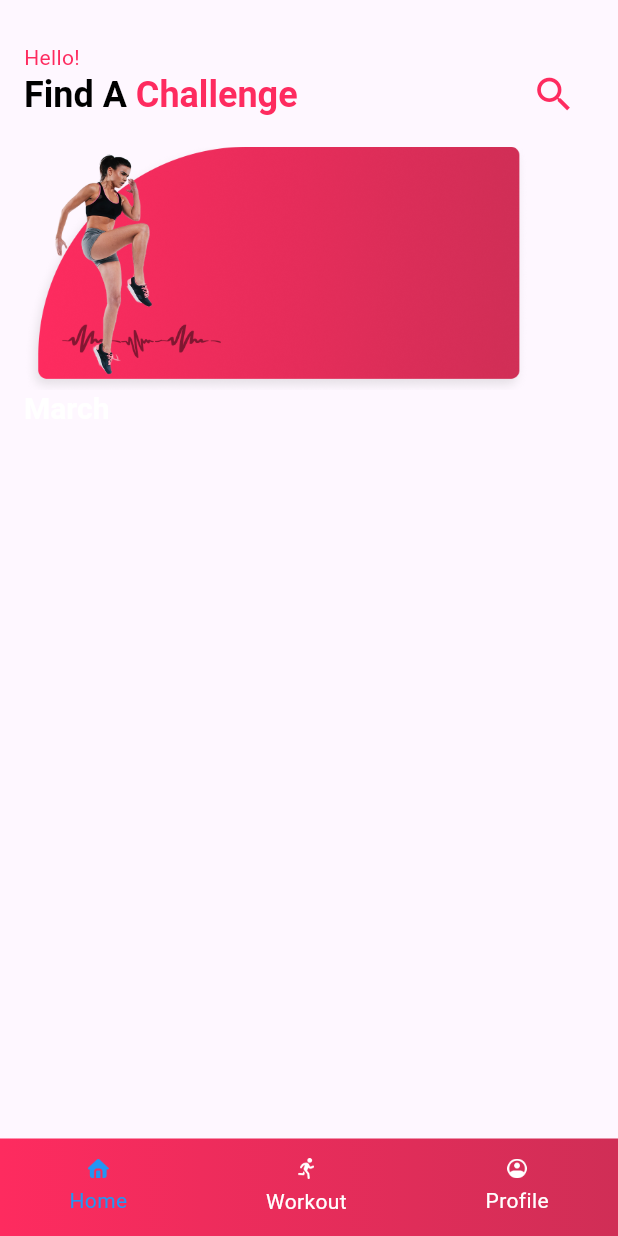
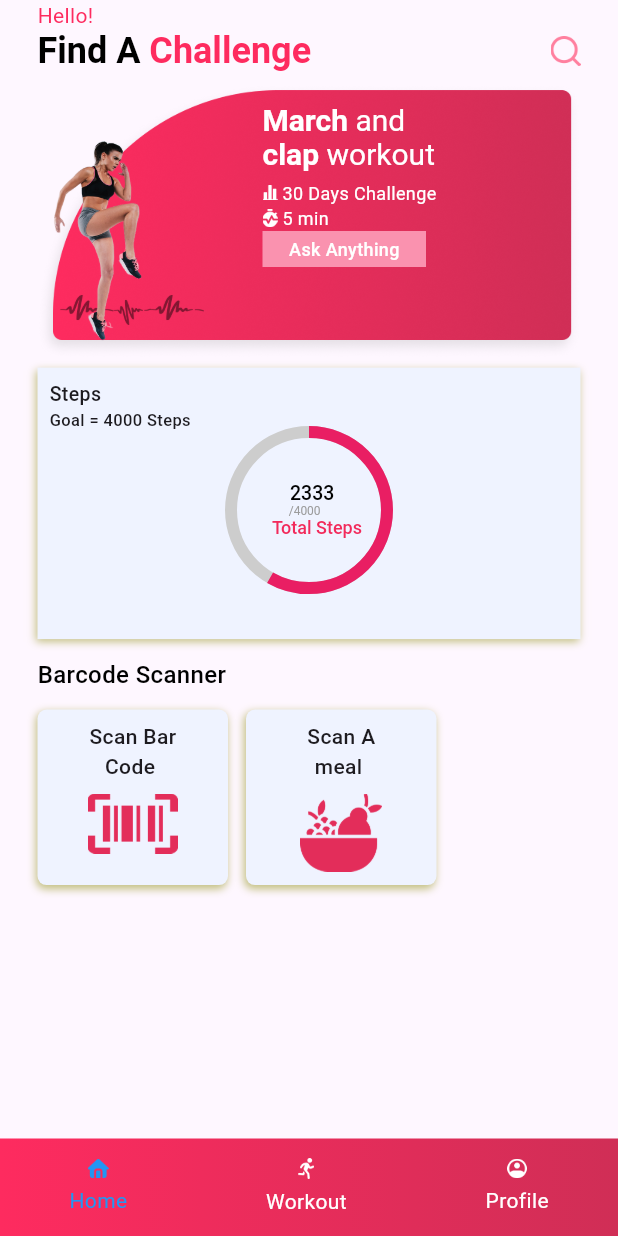
Before and after one commit to Abdurrehman098/flutter-basic, a Flutter app: the RootScreen screen opened directly, on a phone screen of 412 x 824 dp. Run offline on Flutter 3.47's test engine with Material 3 defaults, Android fonts, the phone set to English and light mode, and no system bars.

Commit message:
homeScreen

```diff
--- a/lib/core/constant/text_style.dart
+++ b/lib/core/constant/text_style.dart
@@ -0,0 +1,18 @@
+import 'package:flutter/material.dart';
+
+TextStyle style12  = TextStyle(
+    fontSize: 12,
+    fontWeight: FontWeight.w400
+);
+TextStyle style14 =  TextStyle(
+  fontSize: 14,
+  fontWeight: FontWeight.w400,
+);
+TextStyle style20 =  TextStyle(
+  fontSize: 20,
+  fontWeight: FontWeight.w600,
+);
+TextStyle style24 =  TextStyle(
+  fontSize: 24,
+  fontWeight: FontWeight.w600,
+);
--- a/lib/ui/screens/auth/signup/signup_screen.dart
+++ b/lib/ui/screens/auth/signup/signup_screen.dart
@@ -29,7 +29,7 @@ class SignupScreen extends StatelessWidget {
             child: Center(
               child: Container(
                 margin: EdgeInsets.only(top: 100, left: 10, right: 10),
-                height: 443,
+                height: 430,
                 width: 353,
 
                 decoration: BoxDecoration(
@@ -54,7 +54,7 @@ class SignupScreen extends StatelessWidget {
                           gradient: primary,
                         ),
                         child: Image.asset(
-                          "assets/Icons_assets/logo.png",
+                          "$iconsAssets/logo.png",
                           scale: 4,
                         ),
                       ),
@@ -79,31 +79,16 @@ class SignupScreen extends StatelessWidget {
                           ],
                         ),
                       ),
-                      SizedBox(height: 20),
+                      SizedBox(height: 15),
                       Expanded(
                         child: TabBarView(
                           children: [
                             Form(
                               key: model.Globalloginkey,
+                              child: SingleChildScrollView(
                                 child: Column(
                                   children: [
-                                  Padding(
-                                    padding: const EdgeInsets.all(8.0),
-                                    child: Container(
-                                      width: 297,
-                                      height: 50,
-
-                                      decoration: BoxDecoration(
-                                        // boxShadow: [
-                                        //   BoxShadow(
-                                        //     color: Color(0xff98989840),
-                                        //     blurRadius: 8,
-                                        //     spreadRadius: 0,
-                                        //     offset: Offset(-2, 4),
-                                        //   ),
-                                        // ],
-                                      ),
-                                      child: TextFormField(
+                                    TextFormField(
                                       validator: model.usernamevalidator,
 
                                       // validator: (value) {
@@ -116,26 +101,10 @@ class SignupScreen extends StatelessWidget {
 
                                       decoration: authInputDecoration,
                                     ),
-                                    ),
-                                  ),
+                                    SizedBox(height: 10,),
 
-                                  Padding(
-                                    padding: const EdgeInsets.all(8),
-                                    child: Container(
-                                      width: 297,
-                                      height: 50,
+                                    TextFormField(
 
-                                      decoration: BoxDecoration(
-                                        // boxShadow: [
-                                        //   BoxShadow(
-                                        //     color: Color(0xff98989840),
-                                        //     blurRadius: 8,
-                                        //     spreadRadius: 0,
-                                        //     offset: Offset(-2, 4),
-                                        //   ),
-                                        // ],
-                                      ),
-                                      child: TextFormField(
 
                                       validator: model.passwordvalidator,
 
@@ -150,8 +119,6 @@ class SignupScreen extends StatelessWidget {
                                       // },
                                       decoration: authInputDecoration.copyWith(
                                         hintText: "Password",
-                                        ),
-                                      ),
                                       ),
                                     ),
                                     Container(
@@ -224,8 +191,10 @@ class SignupScreen extends StatelessWidget {
                                   ],
                                 ),
                               ),
+                            ),
                             Form(
                               key: model.Globalsignupkey,
+                              child: SingleChildScrollView(
                                 child: Column(
                                   children: [
                                     Padding(
@@ -337,11 +306,18 @@ class SignupScreen extends StatelessWidget {
                                     SizedBox(height: 8),
 
                                     InkWell(
-                                    onTap:(){
+                                      onTap:()async{
 
-                                      if(model.Signup()){
+                                        if(model.Signup())
+
+                                        {
+                                          model.setState(ViewState.busy);
+                                          await Future.delayed(Duration(seconds: 5));
                                           Navigator.pushReplacement(context, MaterialPageRoute(builder: (context) => SignupScreen(),));
+                                        model.setState(ViewState.idle);
                                         }
+
+
                                       },
                                       child: Container(
                                         alignment: Alignment.center,
@@ -349,7 +325,8 @@ class SignupScreen extends StatelessWidget {
                                         height: 42,
                                         decoration: BoxDecoration(gradient: primary),
 
-                                        child: Text(
+                                          child:model.state==ViewState.busy ? CircularProgressIndicator():
+                                          Text(
                                             "Signup",
                                             style: TextStyle(
                                               color: whiteColor,
@@ -380,6 +357,7 @@ class SignupScreen extends StatelessWidget {
                                       ),
                                     ),
                                   ],
+                                ),
                               ),
                             ),
                           ],
--- a/lib/ui/screens/home/home_screen.dart
+++ b/lib/ui/screens/home/home_screen.dart
@@ -1,5 +1,6 @@
 import 'package:fitness_app/core/constant/colors.dart';
 import 'package:fitness_app/core/constant/strings.dart';
+import 'package:fitness_app/core/constant/text_style.dart';
 import 'package:flutter/material.dart';
 
 class HomeScreen extends StatelessWidget {
@@ -7,80 +8,208 @@ class HomeScreen extends StatelessWidget {
 
   @override
   Widget build(BuildContext context) {
-    return Scaffold(
+    return SafeArea(
+      child: Scaffold(
       body: Container(
-        margin: EdgeInsets.only(top: 28, left: 16),
+      margin: EdgeInsets.only(left: 25,right: 25),
       child: Column(
       crossAxisAlignment: CrossAxisAlignment.start,
       children: [
-            Text("Hello!" , style: TextStyle(fontWeight: FontWeight.w400, fontSize: 14 , color: pinkColor),),
+      Text("Hello!",style: TextStyle(color: pinkColor,fontWeight: FontWeight.w400,fontSize: 14),),
+      Row(
+      mainAxisAlignment: MainAxisAlignment.spaceBetween,
+      children: [
+      RichText(text: TextSpan(
+      children: [
+      TextSpan(text: "Find A "),
+      TextSpan(text: "Challenge",style: TextStyle(color: pinkColor))
+      ],
+      style: TextStyle(fontWeight: FontWeight.w600,fontSize: 24,color: Colors.black))),
+      Image.asset("$iconsAssets/search.png",scale: 4,)
+
+      ],
+      ),
+      SizedBox(height: 8,),
+      Stack(
+      children: [
+      Image.asset("$staticAssets/homeBg.png",),
+      Positioned(
+      left: 8,
+      bottom: 12,
+      child: Image.asset("$staticAssets/homeBgImg.png",scale: 5,)),
+      Positioned(
+      top: 12,
+      left: 150,
+      child: Column(
+      mainAxisAlignment: MainAxisAlignment.start,
+      crossAxisAlignment: CrossAxisAlignment.start,
+      children: [
+      RichText(
+      text:TextSpan(
+      children: [
+      TextSpan(text: "March"),
+      TextSpan(text: " and \n",style: TextStyle(fontWeight: FontWeight.normal)),
+      TextSpan(text: "clap"),
+      TextSpan(text: " workout",style: TextStyle(fontWeight: FontWeight.normal)),
+      ],
+      style: TextStyle(fontSize: 20,fontWeight: FontWeight.w600,color: Colors.white,))),
+      SizedBox(height: 6,),
       Row(
       children: [
-                RichText(text: TextSpan(
-
-                    style: TextStyle(fontSize: 24, fontWeight: FontWeight.w600 , color: Colors.black),
-                    children: [
-                      TextSpan(
-                          text: "Find A "
-                      ),
-                      TextSpan(
-                          text: "Challenge ", style: TextStyle(color: pinkColor)
-                      )
-                    ]
-                )
-
-                ),
-                SizedBox(width: 150,),
-                Icon(Icons.search, color: pinkColor , size: 30,)
+      Image.asset("$iconsAssets/graph.png",scale: 4,),
+      Text(" 30 Days Challenge",style: TextStyle(color: Colors.white,fontSize: 12,fontWeight: FontWeight.w400),)
       ],
       ),
-
-            SizedBox(height: 20,),
-
-            Stack(
+      Row(
       children: [
+      Image.asset("$iconsAssets/timer.png",scale: 4,),
+      Text(" 5 min",style: TextStyle(color: Colors.white,fontSize: 12,fontWeight: FontWeight.w400),)
+      ],
+      ),
       Container(
-                  width: 336,
-                  height: 162,
-                  decoration: BoxDecoration(
-                    image: DecorationImage(image: AssetImage("$staticAssets/homeBg.png" ,),fit: BoxFit.cover)
-                  ),
-                ),
-                Positioned(
-                  top: 0,
-                  bottom: 10,
-                  left: 10,
-                  child: Row(
-                    children: [
-                      Image.asset("$staticAssets/homeBgImg.png", width:129, height: 172,)
+      height:24,
+      width: 109,
+      color: Color(0xffFA92AF),
+      child: Center(child: Text("Ask Anything",style: TextStyle(color:Colors.white,fontWeight: FontWeight.w500,fontSize: 12),)),
+      )
       ],
       ),
       )
       ],
       ),
-            Column(
-              children: [
-                RichText(text: TextSpan(style: TextStyle(
-                  fontWeight: FontWeight.w600,fontSize: 20,color: whiteColor,
+      SizedBox(height: 6,),
+      Stack(children: [
+      Container(
+      height: 181,
+
+      decoration:BoxDecoration(
+      color: Color(0xffEFF3FF),
+      boxShadow: [
+      BoxShadow(
+      color: Color(0xff98989826),
+      blurRadius: 4,
+      offset: Offset(-1, 2)
+      )
+      ]
+      )
+
 
       ),
+
+      Padding(
+      padding: const EdgeInsets.all(8.0),
+      child: Column(
+      mainAxisAlignment: MainAxisAlignment.start,
+      crossAxisAlignment: CrossAxisAlignment.start,
       children: [
+      Text("Steps",style: TextStyle(fontSize: 13,fontWeight: FontWeight.w500),),
+      Text("Goal = 4000 Steps",style: TextStyle(fontSize: 11,fontWeight: FontWeight.w500),),
+      Center(
+      child: Stack(
+      alignment: Alignment.center,
+      children: [ Container(
+
+      height: 104,
+      width: 104,
+      child: CircularProgressIndicator(
+      value: 2333/4000,
+      strokeWidth: 8,
+      color: Colors.pink,
+      backgroundColor: Color(0xffCDCDCD),
+      ),
+
+      ),
+      Center(
+      child: RichText(text: TextSpan(children: [
       TextSpan(
-                      text: "March"
+      text: "       2333 \n",style: TextStyle(fontSize: 13,fontWeight: FontWeight.w500,color: Colors.black)
+      ),
+      TextSpan(
+      text: "           /4000 \n ",style: TextStyle(fontSize: 8,fontWeight: FontWeight.w400,color: Color(0xff9B9B9B))
+      ),
+      TextSpan(
+      text: "   Total Steps",style: TextStyle(fontSize: 12,fontWeight: FontWeight.w500,color: Color(0xffF22A5B))
+      )
+
+      ])),
+      )
+      ]
+
+      ),
+      )
+      ],
+      ),
+
+      ),
+      ]
+      ),
+      SizedBox(height: 12,),
+      Text("Barcode Scanner",style: TextStyle(fontWeight: FontWeight.w500,fontSize: 16, color: Color(0xff000000))),
+      SizedBox(height: 12,),
+      Row(
+      children: [
+      Container(
+      height: 117,
+      width: 127,
+      decoration:BoxDecoration(
+      borderRadius: BorderRadius.circular(6),
+      color: Color(0xffEFF3FF),
+      boxShadow: [
+      BoxShadow(
+      color: Color(0xff98989826),
+      blurRadius: 4,
+      offset: Offset(-1, 2),
+
+
       )
       ]
       ),
+      child: Column(
+      children: [
+      SizedBox(height: 8,),
+      Text("Scan Bar",style: TextStyle(fontSize: 14,fontWeight: FontWeight.w500),),
+      Text("Code ",style: TextStyle(fontSize: 14,fontWeight: FontWeight.w500),),
+      SizedBox(height: 8,),
+      Image.asset("$iconsAssets/scanBar.png",scale: 3,)
+      ],
+      ),
+      ),
+      SizedBox(width: 12,),
+      Container(
+      height: 117,
+      width: 127,
+      decoration:BoxDecoration(
+      borderRadius: BorderRadius.circular(6),
+      color: Color(0xffEFF3FF),
+      boxShadow: [
+      BoxShadow(
+      color: Color(0xff98989826),
+      blurRadius: 4,
+      offset: Offset(-1, 2),
+
 
       )
+      ]
+      ),
+      child: Column(
+      children: [
+      SizedBox(height: 8,),
+      Text("Scan A",style: TextStyle(fontSize: 14,fontWeight: FontWeight.w500),),
+      Text("meal ",style: TextStyle(fontSize: 14,fontWeight: FontWeight.w500),),
+      SizedBox(height: 8,),
+      Image.asset("assets/icons_assets/meal.png",scale: 3,)
+      ],
+      ),
+      )
+
       ],
       )
-
-
       ],
       ),
 
 
-      ) ,
+      ),
+      ),
       );
       }
       }
--- a/lib/ui/screens/root/root_screen.dart
+++ b/lib/ui/screens/root/root_screen.dart
@@ -14,13 +14,11 @@ class RootScreen extends StatelessWidget {
   Widget build(BuildContext context) {
     return ChangeNotifierProvider(
       create: (context) => RootViewModel(),
-      child: Consumer<RootViewModel>(builder: (context, model, child) =>
-          Scaffold(
+      child: Consumer<RootViewModel>(
+        builder: (context, model, child) => Scaffold(
           body: screens[model.selectedIndex],
           bottomNavigationBar: Container(
-              decoration: BoxDecoration(
-                gradient: primary,
-              ),
+            decoration: BoxDecoration(gradient: primary),
             height: 65,
             child: Row(
               mainAxisAlignment: MainAxisAlignment.spaceAround,
@@ -31,41 +29,51 @@ class RootScreen extends StatelessWidget {
                     model.onClick(0);
                   },
                   child: Column(
-                      mainAxisAlignment: MainAxisAlignment.center
-                      ,
+                    mainAxisAlignment: MainAxisAlignment.center,
                     children: [
-
                       Image.asset(
-                          "assets/Icons_assets/homeLogo.png", scale: 4,
-                          color: model.selectedIndex == 0 ? Colors.blue : Colors
-                              .white,),
-                        SizedBox(height: 5,),
-                        Text("Home", style: TextStyle(color: model
-                            .selectedIndex == 0 ? Colors.blue: Colors.white),),
+                        "assets/icons_assets/homeLogo.png",
+                        scale: 4,
+                        color: model.selectedIndex == 0
+                            ? Colors.blue
+                            : Colors.white,
+                      ),
+                      SizedBox(height: 5),
+                      Text(
+                        "Home",
+                        style: TextStyle(
+                          color: model.selectedIndex == 0
+                              ? Colors.blue
+                              : Colors.white,
+                        ),
+                      ),
                     ],
-
-
                   ),
                 ),
                 InkWell(
                   onTap: () {
                     model.onClick(1);
-                    }
-                    ,
+                  },
                   child: Column(
-                      mainAxisAlignment: MainAxisAlignment.center
-                      ,
+                    mainAxisAlignment: MainAxisAlignment.center,
                     children: [
                       Image.asset(
-                          "assets/Icons_assets/workoutLogo.png", scale: 4,
-                          color: model.selectedIndex == 1 ? Colors.blue : Colors
-                              .white,),
-                        SizedBox(height: 5,),
-                        Text("Workout", style: TextStyle(color: model
-                            .selectedIndex == 1 ? Colors.blue : Colors.white),)
+                        "assets/icons_assets/workoutLogo.png",
+                        scale: 4,
+                        color: model.selectedIndex == 1
+                            ? Colors.blue
+                            : Colors.white,
+                      ),
+                      SizedBox(height: 5),
+                      Text(
+                        "Workout",
+                        style: TextStyle(
+                          color: model.selectedIndex == 1
+                              ? Colors.blue
+                              : Colors.white,
+                        ),
+                      ),
                     ],
-
-
                   ),
                 ),
                 InkWell(
@@ -73,26 +81,29 @@ class RootScreen extends StatelessWidget {
                     model.onClick(2);
                   },
                   child: Column(
-                      mainAxisAlignment: MainAxisAlignment.center
-                      ,
+                    mainAxisAlignment: MainAxisAlignment.center,
                     children: [
                       Image.asset(
-                          "assets/Icons_assets/profileLogo.png", scale: 4,
-                          color: model.selectedIndex == 2 ? Colors.blue : Colors
-                              .white,),
-                        SizedBox(height: 5,),
-                        Text("Profile", style: TextStyle(color: model
-                            .selectedIndex == 2 ? Colors.blue : Colors.white),)
-                      ],
-
-
+                        "assets/icons_assets/profileLogo.png",
+                        scale: 4,
+                        color: model.selectedIndex == 2
+                            ? Colors.blue
+                            : Colors.white,
                       ),
-                  )
-
+                      SizedBox(height: 5),
+                      Text(
+                        "Profile",
+                        style: TextStyle(
+                          color: model.selectedIndex == 2
+                              ? Colors.blue
+                              : Colors.white,
+                        ),
+                      ),
                     ],
                   ),
-
-
+                ),
+              ],
+            ),
           ),
         ),
       ),
--- a/lib/ui/screens/splash_screen.dart
+++ b/lib/ui/screens/splash_screen.dart
@@ -26,7 +26,7 @@ class _splashscreenState extends State<splashscreen> {
   @override
   Widget build(BuildContext context) {
     return Scaffold(
-      body: Image.asset("$staticAssets/splashScreen.png"),
+      body: Image.asset("$staticAssets/splashScreen.png" , width: double.infinity,height: double.infinity,)
 
     ) ;
   }
--- a/pubspec.yaml
+++ b/pubspec.yaml
@@ -61,7 +61,7 @@ flutter:
   # To add assets to your application, add an assets section, like this:
   assets:
     - assets/dynamic_assets/
-    - assets/Icons_assets/
+    - assets/icons_assets/
     - assets/static_assets/
 
   # An image asset can refer to one or more resolution-specific "variants", see
```
Also changed, not shown: lib/core/constant/auth_decoration.dart (+13 -0 lines), assets/icons_assets/graph.png (added), assets/icons_assets/homeLogo.png (renamed from assets/Icons_assets/homeLogo.png), assets/icons_assets/logo.png (renamed from assets/Icons_assets/logo.png), assets/icons_assets/meal.png (added), assets/icons_assets/profileLogo.png (renamed from assets/Icons_assets/profileLogo.png), assets/icons_assets/scanBar.png (added), assets/icons_assets/search.png (added), assets/icons_assets/timer.png (added), assets/icons_assets/timer1.png (added), assets/icons_assets/workoutLogo.png (renamed from assets/Icons_assets/workoutLogo.png). Lines whose indentation alone changed are shown as unchanged.
